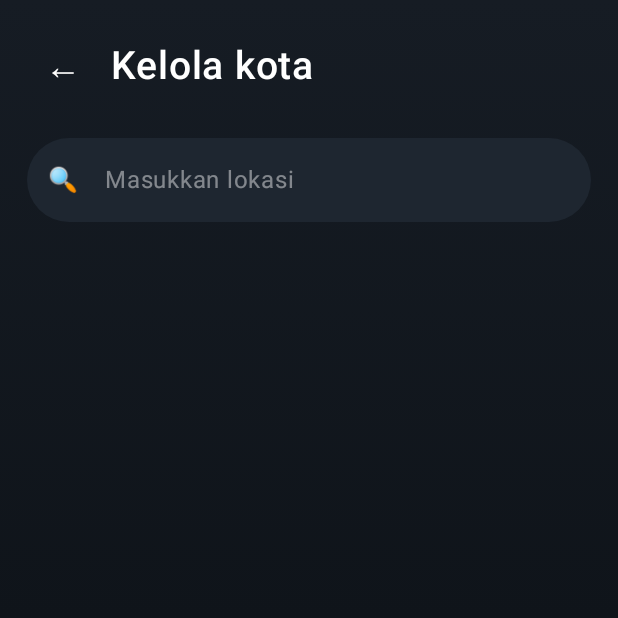
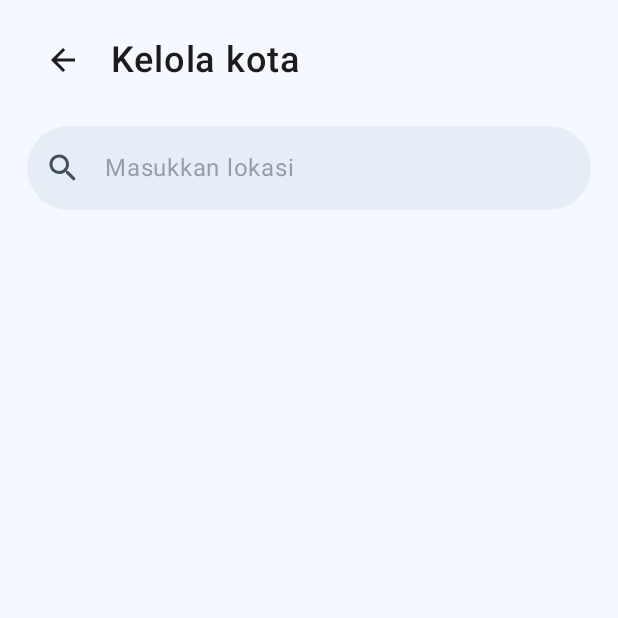
Before and after one commit to anggunrifka2009-lab/DayNightApp, an Android app built with Jetpack Compose: the composable ManageCitiesScreen called with empty values, on a phone screen of 412 x 824 dp, the top half of it. Run offline under Robolectric (Android 15) with nearby library versions, the phone set to English and light mode, and no system bars.

Commit message:
Add dynamic light and dark theme support for all screens and widgets

```diff
--- a/app/build.gradle.kts
+++ b/app/build.gradle.kts
@@ -44,6 +44,7 @@ dependencies {
     implementation(platform(libs.androidx.compose.bom))
     implementation(libs.androidx.activity.compose)
     implementation(libs.androidx.compose.material3)
+    implementation(libs.androidx.compose.material.icons.extended)
     implementation(libs.androidx.compose.ui)
     implementation(libs.androidx.compose.ui.graphics)
     implementation(libs.androidx.compose.ui.tooling.preview)
--- a/app/src/main/java/com/cuaca/daynight/ui/screen/ManageCitiesScreen.kt
+++ b/app/src/main/java/com/cuaca/daynight/ui/screen/ManageCitiesScreen.kt
@@ -7,12 +7,16 @@ import androidx.compose.foundation.lazy.LazyColumn
 import androidx.compose.foundation.lazy.items
 import androidx.compose.foundation.shape.CircleShape
 import androidx.compose.foundation.shape.RoundedCornerShape
+import androidx.compose.material.icons.Icons
+import androidx.compose.material.icons.automirrored.filled.ArrowBack
+import androidx.compose.material.icons.filled.Add
+import androidx.compose.material.icons.filled.Close
+import androidx.compose.material.icons.filled.LocationOn
+import androidx.compose.material.icons.filled.Search
 import androidx.compose.material3.*
 import androidx.compose.runtime.*
 import androidx.compose.ui.Alignment
 import androidx.compose.ui.Modifier
-import androidx.compose.ui.graphics.Brush
-import androidx.compose.ui.graphics.Color
 import androidx.compose.ui.text.font.FontWeight
 import androidx.compose.ui.unit.dp
 import androidx.compose.ui.unit.sp
@@ -30,18 +34,10 @@ fun ManageCitiesScreen(
 ) {
     var searchInput by remember { mutableStateOf("") }
 
-    val backgroundBrush = Brush.verticalGradient(
-        colors = listOf(
-            Color(0xFF161C24),
-            Color(0xFF0F141A),
-            Color(0xFF0D1016)
-        )
-    )
-
     Column(
         modifier = Modifier
             .fillMaxSize()
-            .background(backgroundBrush)
+            .background(MaterialTheme.colorScheme.background)
             .statusBarsPadding()
             .padding(horizontal = 18.dp, vertical = 12.dp),
         verticalArrangement = Arrangement.spacedBy(16.dp)
@@ -50,14 +46,14 @@ fun ManageCitiesScreen(
         Row(
             modifier = Modifier
                 .fillMaxWidth()
-                .padding(vertical = 8.dp),
+                .padding(vertical = 4.dp),
             verticalAlignment = Alignment.CenterVertically
         ) {
             IconButton(onClick = onBackClick) {
-                Text(
-                    text = "←",
-                    color = Color.White,
-                    fontSize = 24.sp
+                Icon(
+                    imageVector = Icons.AutoMirrored.Filled.ArrowBack,
+                    contentDescription = if (isEnglish) "Back" else "Kembali",
+                    tint = MaterialTheme.colorScheme.onBackground
                 )
             }
 
@@ -65,8 +61,8 @@ fun ManageCitiesScreen(
 
             Text(
                 text = if (isEnglish) "Manage cities" else "Kelola kota",
-                color = Color.White,
-                fontSize = 26.sp,
+                color = MaterialTheme.colorScheme.onBackground,
+                fontSize = 24.sp,
                 fontWeight = FontWeight.SemiBold
             )
         }
@@ -78,21 +74,25 @@ fun ManageCitiesScreen(
             modifier = Modifier.fillMaxWidth(),
             shape = CircleShape,
             colors = OutlinedTextFieldDefaults.colors(
-                focusedContainerColor = Color(0xFF1E2630),
-                unfocusedContainerColor = Color(0xFF1E2630),
-                focusedBorderColor = Color.Transparent,
-                unfocusedBorderColor = Color.Transparent,
-                focusedTextColor = Color.White,
-                unfocusedTextColor = Color.White
+                focusedContainerColor = MaterialTheme.colorScheme.surfaceVariant,
+                unfocusedContainerColor = MaterialTheme.colorScheme.surfaceVariant,
+                focusedBorderColor = MaterialTheme.colorScheme.primary,
+                unfocusedBorderColor = androidx.compose.ui.graphics.Color.Transparent,
+                focusedTextColor = MaterialTheme.colorScheme.onSurfaceVariant,
+                unfocusedTextColor = MaterialTheme.colorScheme.onSurfaceVariant
             ),
             placeholder = {
                 Text(
                     text = if (isEnglish) "Enter location" else "Masukkan lokasi",
-                    color = Color.White.copy(alpha = 0.45f)
+                    color = MaterialTheme.colorScheme.onSurfaceVariant.copy(alpha = 0.5f)
                 )
             },
             leadingIcon = {
-                Text("🔍", fontSize = 16.sp)
+                Icon(
+                    imageVector = Icons.Default.Search,
+                    contentDescription = if (isEnglish) "Search" else "Cari",
+                    tint = MaterialTheme.colorScheme.onSurfaceVariant
+                )
             },
             trailingIcon = {
                 if (searchInput.isNotBlank()) {
@@ -102,7 +102,11 @@ fun ManageCitiesScreen(
                             searchInput = ""
                         }
                     ) {
-                        Text("➕", color = Color.White)
+                        Icon(
+                            imageVector = Icons.Default.Add,
+                            contentDescription = if (isEnglish) "Add" else "Tambah",
+                            tint = MaterialTheme.colorScheme.primary
+                        )
                     }
                 }
             },
@@ -120,13 +124,25 @@ fun ManageCitiesScreen(
             ) { city ->
                 val isCurrent = city.name.equals(currentCityName, ignoreCase = true)
 
+                val containerColor = if (isCurrent) {
+                    MaterialTheme.colorScheme.primaryContainer
+                } else {
+                    MaterialTheme.colorScheme.surfaceVariant
+                }
+
+                val contentColor = if (isCurrent) {
+                    MaterialTheme.colorScheme.onPrimaryContainer
+                } else {
+                    MaterialTheme.colorScheme.onSurfaceVariant
+                }
+
                 Card(
                     modifier = Modifier
                         .fillMaxWidth()
                         .clickable { onCitySelected(city) },
                     shape = RoundedCornerShape(20.dp),
                     colors = CardDefaults.cardColors(
-                        containerColor = if (isCurrent) Color(0xFF5394E6) else Color(0x994874AA)
+                        containerColor = containerColor
                     )
                 ) {
                     Row(
@@ -141,43 +157,53 @@ fun ManageCitiesScreen(
                         ) {
                             Row(
                                 verticalAlignment = Alignment.CenterVertically,
-                                horizontalArrangement = Arrangement.spacedBy(4.dp)
+                                horizontalArrangement = Arrangement.spacedBy(6.dp)
                             ) {
                                 Text(
                                     text = city.name,
-                                    color = Color.White,
+                                    color = contentColor,
                                     fontSize = 20.sp,
                                     fontWeight = FontWeight.SemiBold
                                 )
 
                                 if (isCurrent) {
-                                    Text("📍", fontSize = 16.sp)
+                                    Icon(
+                                        imageVector = Icons.Default.LocationOn,
+                                        contentDescription = if (isEnglish) "Current Location" else "Lokasi saat ini",
+                                        tint = MaterialTheme.colorScheme.primary,
+                                        modifier = Modifier.size(18.dp)
+                                    )
                                 }
                             }
 
                             Text(
                                 text = "${if (isEnglish) "AQI" else "IKU"} 62   33° / 24°",
-                                color = Color.White.copy(alpha = 0.8f),
+                                color = contentColor.copy(alpha = 0.75f),
                                 fontSize = 13.sp
                             )
                         }
 
                         Row(
                             verticalAlignment = Alignment.CenterVertically,
-                            horizontalArrangement = Arrangement.spacedBy(8.dp)
+                            horizontalArrangement = Arrangement.spacedBy(10.dp)
                         ) {
                             Text(
                                 text = "26°",
-                                color = Color.White,
-                                fontSize = 42.sp,
+                                color = contentColor,
+                                fontSize = 38.sp,
                                 fontWeight = FontWeight.Light
                             )
 
                             IconButton(
                                 onClick = { onDeleteCity(city) },
-                                modifier = Modifier.size(28.dp)
+                                modifier = Modifier.size(32.dp)
                             ) {
-                                Text("✕", color = Color.White.copy(alpha = 0.6f), fontSize = 16.sp)
+                                Icon(
+                                    imageVector = Icons.Default.Close,
+                                    contentDescription = if (isEnglish) "Delete" else "Hapus",
+                                    tint = contentColor.copy(alpha = 0.6f),
+                                    modifier = Modifier.size(20.dp)
+                                )
                             }
                         }
                     }
```
Also changed, not shown: app/src/main/java/com/cuaca/daynight/ui/components/FiveDayForecastCard.kt (+15 -8 lines), app/src/main/java/com/cuaca/daynight/ui/components/HourlyForecastChartCard.kt (+16 -11 lines), app/src/main/java/com/cuaca/daynight/ui/components/WeatherWidgets.kt (+60 -38 lines), app/src/main/java/com/cuaca/daynight/ui/screen/HomeScreen.kt (+48 -20 lines).
